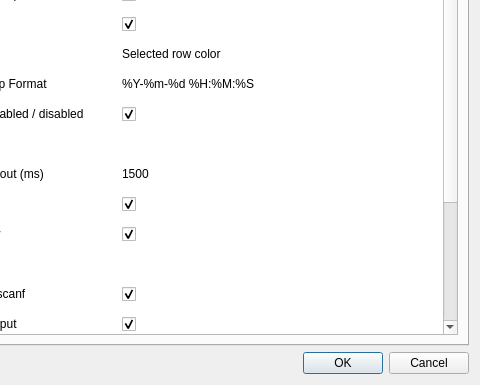
Qt form resources/designer/settingsDialog.ui (jetedonner/LLDBPyGUI) before a commit; both pictures show x 160 to 640 and y 236 to 621 of the 640 by 621 pixel window.
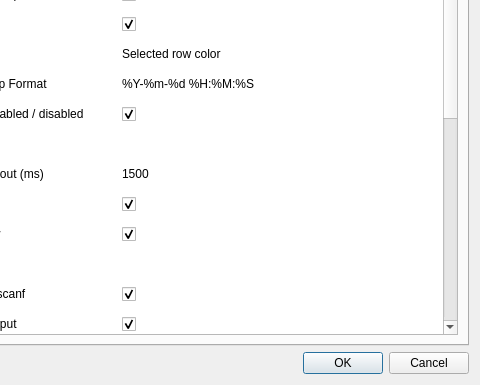
The same form after that commit.

```diff
--- a/resources/designer/settingsDialog.ui
+++ b/resources/designer/settingsDialog.ui
@@ -146,6 +146,36 @@
            <string>Order proccesses by name</string>
           </property>
          </row>
+         <row>
+          <property name="text">
+           <string>Automatically disassemble modules</string>
+          </property>
+         </row>
+         <row>
+          <property name="text">
+           <string>Save window  / panel state on exit app</string>
+          </property>
+         </row>
+         <row>
+          <property name="text">
+           <string>Show tips and tricks at startup</string>
+          </property>
+         </row>
+         <row>
+          <property name="text">
+           <string>Show mnemonic info on hover in disassembly</string>
+          </property>
+         </row>
+         <row>
+          <property name="text">
+           <string>Confirm Detach On Quit</string>
+          </property>
+         </row>
+         <row>
+          <property name="text">
+           <string>URL for ARM64 instruction reference</string>
+          </property>
+         </row>
          <column>
           <property name="text">
            <string>Setting</string>
@@ -483,10 +513,103 @@
           </property>
          </item>
          <item row="20" column="1">
+          <property name="text">
+           <string/>
+          </property>
           <property name="checkState">
            <enum>Checked</enum>
           </property>
          </item>
+         <item row="21" column="0">
+          <property name="text">
+           <string>Automatically disassemble modules</string>
+          </property>
+          <property name="checkState">
+           <enum>Checked</enum>
+          </property>
+         </item>
+         <item row="21" column="1">
+          <property name="text">
+           <string/>
+          </property>
+          <property name="checkState">
+           <enum>Checked</enum>
+          </property>
+         </item>
+         <item row="22" column="0">
+          <property name="text">
+           <string>Save window  / panel state on exit app</string>
+          </property>
+          <property name="checkState">
+           <enum>Checked</enum>
+          </property>
+         </item>
+         <item row="22" column="1">
+          <property name="text">
+           <string/>
+          </property>
+          <property name="checkState">
+           <enum>Checked</enum>
+          </property>
+         </item>
+         <item row="23" column="0">
+          <property name="text">
+           <string>Show tips and tricks at startup</string>
+          </property>
+          <property name="checkState">
+           <enum>Checked</enum>
+          </property>
+         </item>
+         <item row="23" column="1">
+          <property name="text">
+           <string/>
+          </property>
+          <property name="checkState">
+           <enum>Checked</enum>
+          </property>
+         </item>
+         <item row="24" column="0">
+          <property name="text">
+           <string>Show mnemonic info on hover in disassembly</string>
+          </property>
+          <property name="checkState">
+           <enum>Checked</enum>
+          </property>
+         </item>
+         <item row="24" column="1">
+          <property name="text">
+           <string/>
+          </property>
+          <property name="checkState">
+           <enum>Checked</enum>
+          </property>
+         </item>
+         <item row="25" column="0">
+          <property name="text">
+           <string>Confirm detach on app quit</string>
+          </property>
+          <property name="checkState">
+           <enum>Checked</enum>
+          </property>
+         </item>
+         <item row="25" column="1">
+          <property name="text">
+           <string/>
+          </property>
+          <property name="checkState">
+           <enum>Checked</enum>
+          </property>
+         </item>
+         <item row="26" column="0">
+          <property name="text">
+           <string>URL for ARM64 instruction reference</string>
+          </property>
+         </item>
+         <item row="26" column="1">
+          <property name="text">
+           <string>https://</string>
+          </property>
+         </item>
         </widget>
        </item>
       </layout>
```
